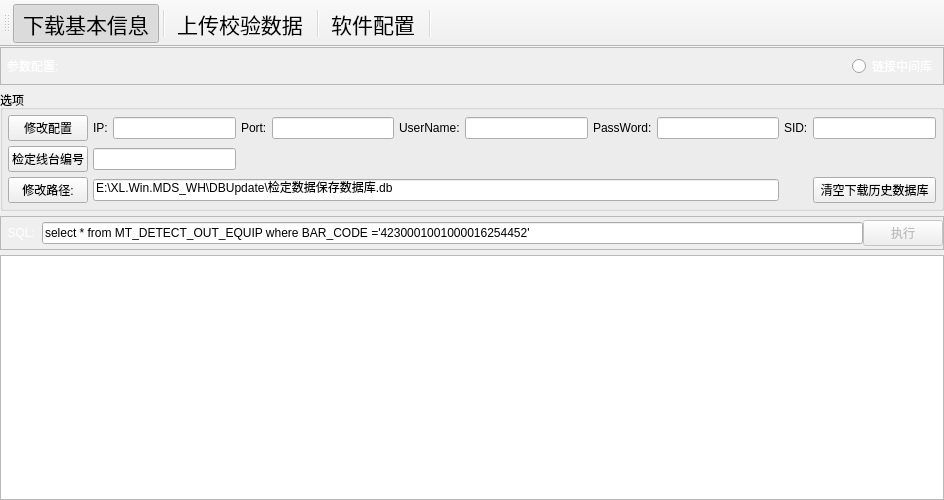
Old version of the form mainwindow.ui in the repository flimmy78/EM_infoSys.WH.
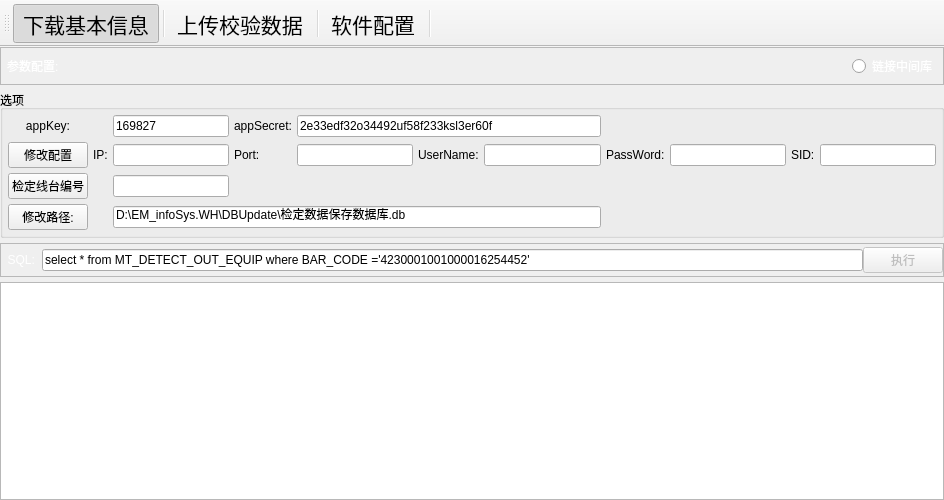
New version of the form. The open tabs and pages were chosen to show the change. Icons and pictures are not drawn.

Commit message: 完成下载保存数据等

Diff of the .ui file:
```diff
--- a/mainwindow.ui
+++ b/mainwindow.ui
@@ -170,27 +170,10 @@
            <bool>false</bool>
           </property>
           <layout class="QGridLayout" name="gridLayout_4">
-           <item row="0" column="0">
-            <widget class="QLabel" name="label">
-             <property name="styleSheet">
-              <string notr="true"/>
-             </property>
+           <item row="0" column="4">
+            <widget class="QPushButton" name="EM_options_deleteLocalSqlAll_PsBtn">
              <property name="text">
-              <string>本地数据库:</string>
-             </property>
-            </widget>
-           </item>
-           <item row="0" column="1">
-            <widget class="QPushButton" name="EM_down_saveLocalSql_PsBtn">
-             <property name="text">
-              <string>保存表格信息</string>
-             </property>
-            </widget>
-           </item>
-           <item row="0" column="2">
-            <widget class="QPushButton" name="EM_down_loadLocalSql_PsBtn">
-             <property name="text">
-              <string>查看条形码信息</string>
+              <string>删除所有下载历史信息</string>
              </property>
             </widget>
            </item>
@@ -3428,64 +3411,67 @@
            <property name="spacing">
             <number>5</number>
            </property>
-           <item row="0" column="2">
+           <item row="1" column="3">
             <widget class="QLineEdit" name="EM_options_setArg_IP_LnEdit"/>
            </item>
-           <item row="0" column="1">
+           <item row="1" column="2">
             <widget class="QLabel" name="EM_options_setArg_IP_Label">
              <property name="text">
               <string>IP:</string>
              </property>
             </widget>
            </item>
-           <item row="0" column="3">
+           <item row="1" column="4">
             <widget class="QLabel" name="EM_options_setArg_Port_Label">
              <property name="text">
               <string>Port:</string>
              </property>
             </widget>
            </item>
-           <item row="0" column="4">
+           <item row="1" column="5">
             <widget class="QLineEdit" name="EM_options_setArg_Port_LnEdit"/>
            </item>
-           <item row="0" column="5">
+           <item row="1" column="6">
             <widget class="QLabel" name="EM_options_setArg_UserName_Label">
              <property name="text">
               <string>UserName:</string>
              </property>
             </widget>
            </item>
-           <item row="0" column="6">
+           <item row="1" column="7">
             <widget class="QLineEdit" name="EM_options_setArg_UserName_LnEdit"/>
            </item>
-           <item row="0" column="7">
+           <item row="1" column="8">
             <widget class="QLabel" name="EM_options_setArg_PassWord_Label">
              <property name="text">
               <string>PassWord:</string>
              </property>
             </widget>
            </item>
-           <item row="0" column="8">
+           <item row="1" column="9">
             <widget class="QLineEdit" name="EM_options_setArg_PassWord_LnEdit"/>
            </item>
-           <item row="0" column="9">
+           <item row="1" column="10">
             <widget class="QLabel" name="EM_options_setArg_SID_Label">
              <property name="text">
               <string>SID:</string>
              </property>
             </widget>
            </item>
-           <item row="0" column="10">
+           <item row="1" column="11">
             <widget class="QLineEdit" name="EM_options_setArg_SID_LnEdit"/>
            </item>
            <item row="0" column="0">
-            <widget class="QPushButton" name="EM_options_setArg_Oracle_PsBtn">
+            <widget class="QLabel" name="EM_options_appKey_Lable">
              <property name="text">
-              <string>修改配置</string>
+              <string>appKey:</string>
+             </property>
+             <property name="alignment">
+              <set>Qt::AlignCenter</set>
              </property>
             </widget>
            </item>
-           <item row="5" column="0">
+           <item row="6" column="0">
             <widget class="QPushButton" name="EM_options_setArg_localSqlPath_PsBtn">
              <property name="sizePolicy">
               <sizepolicy hsizetype="Minimum" vsizetype="Minimum">
@@ -3504,37 +3490,61 @@
              </property>
             </widget>
            </item>
-           <item row="5" column="1" colspan="8">
-            <widget class="QLineEdit" name="EM_options_setArg_localSqlPath_LnEdit">
-             <property name="layoutDirection">
-              <enum>Qt::LeftToRight</enum>
-             </property>
-             <property name="text">
-              <string>E:\XL.Win.MDS_WH\DBUpdate\检定数据保存数据库.db</string>
-             </property>
-            </widget>
-           </item>
-           <item row="5" column="10">
-            <widget class="QPushButton" name="EM_options_deleteLocalSqlAll_PsBtn">
-             <property name="text">
-              <string>清空下载历史数据库</string>
-             </property>
-            </widget>
-           </item>
            <item row="1" column="0">
+            <widget class="QPushButton" name="EM_options_setArg_Oracle_PsBtn">
+             <property name="text">
+              <string>修改配置</string>
+             </property>
+            </widget>
+           </item>
+           <item row="2" column="0">
             <widget class="QPushButton" name="EM_options_detectEquipNo_PsBtn">
              <property name="text">
               <string>检定线台编号</string>
              </property>
             </widget>
            </item>
-           <item row="1" column="1" colspan="2">
+           <item row="0" column="3">
+            <widget class="QLineEdit" name="EM_options_appKey_LnEdit">
+             <property name="text">
+              <string>169827</string>
+             </property>
+            </widget>
+           </item>
+           <item row="2" column="3">
             <widget class="QLineEdit" name="EM_options_detectEquipNo_LnEdit">
              <property name="text">
               <string/>
              </property>
             </widget>
            </item>
+           <item row="6" column="3" colspan="5">
+            <widget class="QLineEdit" name="EM_options_setArg_localSqlPath_LnEdit">
+             <property name="layoutDirection">
+              <enum>Qt::LeftToRight</enum>
+             </property>
+             <property name="text">
+              <string>D:\EM_infoSys.WH\DBUpdate\检定数据保存数据库.db</string>
+             </property>
+            </widget>
+           </item>
+           <item row="0" column="4">
+            <widget class="QLabel" name="EM_options_appSecret_Lable">
+             <property name="text">
+              <string>appSecret:</string>
+             </property>
+             <property name="alignment">
+              <set>Qt::AlignCenter</set>
+             </property>
+            </widget>
+           </item>
+           <item row="0" column="5" colspan="3">
+            <widget class="QLineEdit" name="EM_options_appSecret_LnEdit">
+             <property name="text">
+              <string>2e33edf32o34492uf58f233ksl3er60f</string>
+             </property>
+            </widget>
+           </item>
           </layout>
          </widget>
         </item>
```
Left out of the diff: 117 changed lines with no effect on the pictures. The commit also changes 39 other files.
